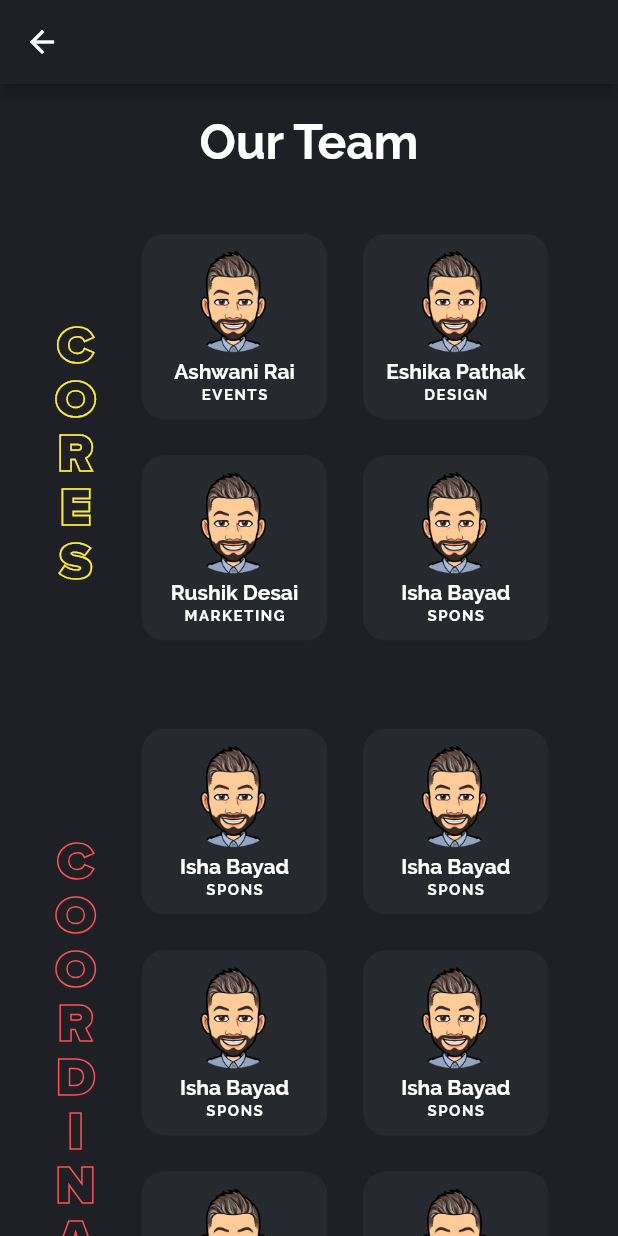
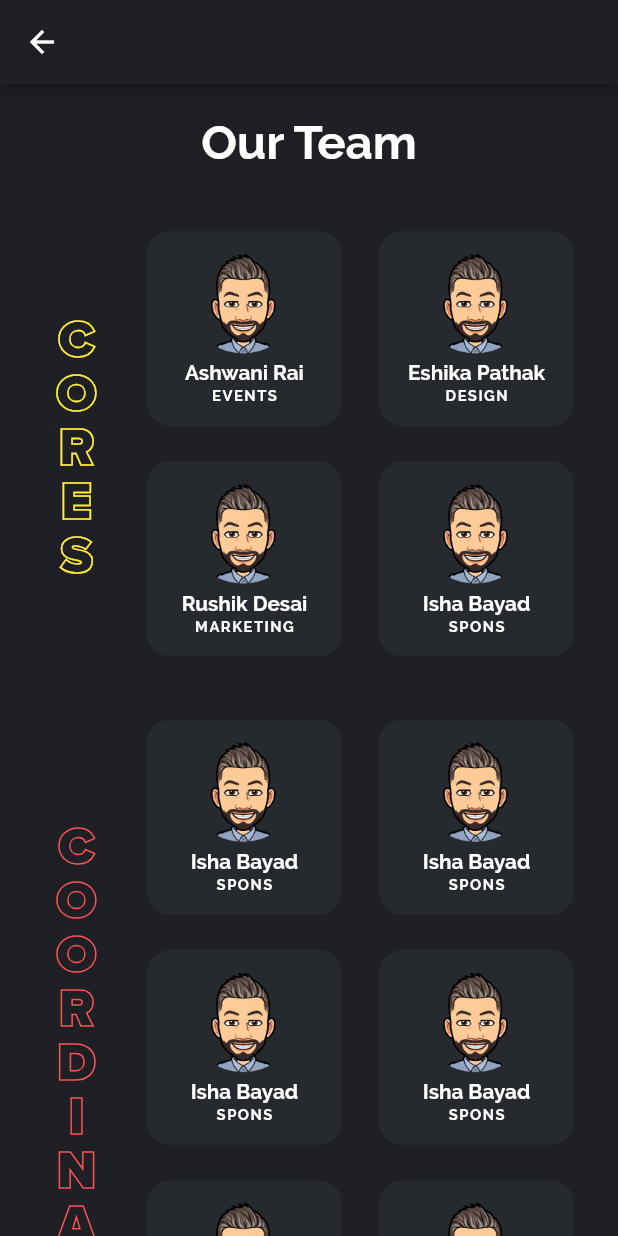
Before and after one commit to GautamV234/Blithchron, a Flutter app: the OurTeamScreen screen opened by its route, on a phone screen of 412 x 824 dp. Run offline on Flutter 3.47's test engine with Material 2 defaults, Android fonts, the phone set to English and light mode, and no system bars.

Commit message:
EventsScreen+Responsive(EventsScreen_OurTeamsScreen)

```diff
--- /dev/null
+++ b/lib/Model/EventsModel.dart
@@ -0,0 +1,14 @@
+import 'package:flutter/material.dart';
+
+class EventsModel {
+  final String eventName;
+  final String eventRuleBook;
+  final String eventRegister;
+  final String eventImage;
+  EventsModel({
+    @required this.eventName,
+    @required this.eventRuleBook,
+    @required this.eventRegister,
+    @required this.eventImage,
+  });
+}
--- /dev/null
+++ b/lib/Providers/EventsScreenProvider.dart
@@ -0,0 +1,58 @@
+import 'package:flutter/material.dart';
+import 'package:Blith1/Model/EventsModel.dart';
+
+class EventsProvider with ChangeNotifier {
+  final List<EventsModel> _eventsList = [
+    EventsModel(
+      eventName: 'Quizzitch',
+      eventImage: 'None',
+      eventRegister: 'None',
+      eventRuleBook: 'None',
+    ),
+    EventsModel(
+      eventName: 'Skirmish',
+      eventImage: 'None',
+      eventRegister: 'None',
+      eventRuleBook: 'None',
+    ),
+    EventsModel(
+      eventName: 'BlithPD',
+      eventImage: 'None',
+      eventRegister: 'None',
+      eventRuleBook: 'None',
+    ),
+    EventsModel(
+      eventName: 'ExaggeratAD',
+      eventImage: 'None',
+      eventRegister: 'None',
+      eventRuleBook: 'None',
+    ),
+    EventsModel(
+      eventName: 'Mezkala',
+      eventImage: 'None',
+      eventRegister: 'None',
+      eventRuleBook: 'None',
+    ),
+    EventsModel(
+      eventName: 'Reverb',
+      eventImage: 'None',
+      eventRegister: 'None',
+      eventRuleBook: 'None',
+    ),
+    EventsModel(
+      eventName: 'Unkahi',
+      eventImage: 'None',
+      eventRegister: 'None',
+      eventRuleBook: 'None',
+    ),
+    EventsModel(
+      eventName: 'LenzLaw',
+      eventImage: 'None',
+      eventRegister: 'None',
+      eventRuleBook: 'None',
+    ),
+  ];
+  List<EventsModel> get eventsList {
+    return [..._eventsList];
+  }
+}
--- a/lib/Screens/HomeScreen.dart
+++ b/lib/Screens/HomeScreen.dart
@@ -6,6 +6,7 @@
 import '../Screens/SponsorsScreen.dart';
 import '../Screens/ContactUsScreen.dart';
 import 'OurTeamScreen.dart';
+import 'package:Blith1/Screens/EventsScreen.dart';
 
 class HomeScreen extends StatelessWidget {
   // change the colors to match the gradients in the text
@@ -34,7 +35,7 @@
       {
         'name': 'Events',
         'color': [Color(0xff9a68f8), Color(0xff8a48fd), Color(0xff7320fe)],
-        'route': 'None',
+        'route': EventsScreen.routeName,
       },
       {
         'name': 'Sponsors',
--- a/lib/Screens/OurTeamScreen.dart
+++ b/lib/Screens/OurTeamScreen.dart
@@ -86,6 +86,7 @@
       _screenHeight = data.size.width;
       _screenWidth = data.size.height;
     }
+
     return Scaffold(
       backgroundColor: Color(0xff1e2025),
       appBar: AppBar(
@@ -97,21 +98,21 @@
             child: Column(
               children: [
                 SizedBox(
-                  height: 20, // Change
+                  height: _screenHeight * 0.0239, // Change
                 ),
                 Text(
                   'Our Team',
                   style: TextStyle(
                     color: Colors.white,
-                    fontSize: 32, // Change
+                    fontSize: _screenHeight * 0.0383, // Change
                   ),
                 ),
                 SizedBox(
-                  height: 40, // Change
+                  height: _screenHeight * 0.0479, // Change
                 ),
                 SafeArea(
                   child: Container(
-                    height: 300, // Change
+                    height: _screenHeight * 0.3593, // Change
                     width: _screenWidth * 0.9, // Change
                     alignment: Alignment.centerLeft,
                     child: Row(
@@ -119,15 +120,15 @@
                       crossAxisAlignment: CrossAxisAlignment.center,
                       children: [
                         Padding(
-                          padding:
-                              EdgeInsets.fromLTRB(16.0, 0, 16.0, 0), // Change
+                          padding: EdgeInsets.fromLTRB(_screenWidth * 0.0407, 0,
+                              _screenWidth * 0.0407, 0), // Change
                           child: Container(
-                            width: 40,
+                            width: _screenWidth * 0.10185,
                             alignment: Alignment.centerLeft,
                             child: Text(
                               'C\nO\nR\nE\nS',
                               style: TextStyle(
-                                fontSize: 36,
+                                fontSize: _screenHeight * 0.0431,
                                 fontFamily: 'ProximaNova',
                                 foreground: Paint()
                                   ..style = PaintingStyle.stroke
@@ -140,18 +141,20 @@
                         ),
                         Container(
                           // height: 400, // Change
-                          width: 275, // Change
+                          width: _screenWidth * 0.70028, // Change
                           child: GridView.builder(
                             physics: new NeverScrollableScrollPhysics(),
                             gridDelegate:
                                 SliverGridDelegateWithMaxCrossAxisExtent(
                               // maxCrossAxisExtent: _screenWidth * 0.5092,
-                              maxCrossAxisExtent: 225, // Change
+                              maxCrossAxisExtent:
+                                  _screenWidth * 0.5729, // Change
                               childAspectRatio: 1,
                               // crossAxisSpacing: _screenWidth * 0.0127,
                               // mainAxisSpacing: _screenHeight * 0.00958,
-                              crossAxisSpacing: 20, // Change
-                              mainAxisSpacing: 20,
+                              crossAxisSpacing:
+                                  _screenWidth * 0.05092, // Change
+                              mainAxisSpacing: _screenHeight * 0.02395,
                             ),
                             itemCount: coreList.length,
                             itemBuilder: (ctx, i) => OurTeamItem(
@@ -166,11 +169,11 @@
                   ),
                 ),
                 SizedBox(
-                  height: 30,
+                  height: _screenHeight * 0.0359,
                 ),
                 SafeArea(
                   child: Container(
-                    height: 580,
+                    height: _screenHeight * 0.6946,
                     width: _screenWidth * 0.9,
                     alignment: Alignment.centerLeft,
                     child: Row(
@@ -178,14 +181,15 @@
                       crossAxisAlignment: CrossAxisAlignment.center,
                       children: [
                         Padding(
-                          padding: EdgeInsets.fromLTRB(16.0, 0, 16.0, 0),
+                          padding: EdgeInsets.fromLTRB(_screenWidth * 0.0407, 0,
+                              _screenWidth * 0.0407, 0),
                           child: Container(
-                            width: 40,
+                            width: _screenWidth * 0.10185,
                             alignment: Alignment.centerLeft,
                             child: Text(
                               'C\nO\nO\nR\nD\nI\nN\nA\nT\nO\nR\nS',
                               style: TextStyle(
-                                fontSize: 36,
+                                fontSize: _screenHeight * 0.04311,
                                 fontFamily: 'ProximaNova',
                                 foreground: Paint()
                                   ..style = PaintingStyle.stroke
@@ -198,18 +202,20 @@
                         ),
                         Container(
                           // height: 400, // Change
-                          width: 275, // Change
+                          width: _screenWidth * 0.70028, // Change
                           child: GridView.builder(
                             physics: new NeverScrollableScrollPhysics(),
                             gridDelegate:
                                 SliverGridDelegateWithMaxCrossAxisExtent(
                               // maxCrossAxisExtent: _screenWidth * 0.5092,
-                              maxCrossAxisExtent: 225, // Change
+                              maxCrossAxisExtent:
+                                  _screenWidth * 0.57295, // Change
                               childAspectRatio: 1,
                               // crossAxisSpacing: _screenWidth * 0.0127,
                               // mainAxisSpacing: _screenHeight * 0.00958,
-                              crossAxisSpacing: 20,
-                              mainAxisSpacing: 20,
+                              crossAxisSpacing:
+                                  _screenWidth * 0.05092, // Change
+                              mainAxisSpacing: _screenHeight * 0.02395,
                             ),
                             itemCount: coordinatorsList.length,
                             itemBuilder: (ctx, i) => OurTeamItem(
@@ -224,7 +230,7 @@
                   ),
                 ),
                 SizedBox(
-                  height: 20,
+                  height: _screenHeight * 0.0239,
                 ),
               ],
             ),
--- a/lib/Widgets/OurTeamItem.dart
+++ b/lib/Widgets/OurTeamItem.dart
@@ -13,9 +13,26 @@
   });
   @override
   Widget build(BuildContext context) {
+    final data = MediaQuery.of(context);
+    // print(data.size);
+
+    double _screenHeight;
+    double _screenWidth;
+
+    if (data.orientation == Orientation.portrait) {
+      _screenHeight = data.size.height;
+      _screenWidth = data.size.width;
+    } else {
+      _screenHeight = data.size.width;
+      _screenWidth = data.size.height;
+    }
     return SafeArea(
       child: Padding(
-        padding: EdgeInsets.all(2.0),
+        padding: EdgeInsets.fromLTRB(
+            _screenWidth * 0.00509,
+            _screenHeight * 0.00239,
+            _screenWidth * 0.00509,
+            _screenHeight * 0.00239),
         child: Container(
           // height: 40, // Unable to set the size of item from here
           // width: 20,
@@ -29,8 +46,8 @@
             mainAxisAlignment: MainAxisAlignment.center,
             children: [
               Container(
-                height: 70, // Change
-                width: 70,
+                height: _screenHeight * 0.0838, // Change
+                width: _screenWidth * 0.17825,
                 child: ClipRRect(
                   borderRadius: BorderRadius.circular(300.0),
                   child: Image.asset(
@@ -39,23 +56,23 @@
                 ),
               ),
               Padding(
-                padding: EdgeInsets.fromLTRB(0, 4.0, 0, 0),
+                padding: EdgeInsets.fromLTRB(0, _screenHeight * 0.00479, 0, 0),
                 child: Text(
                   name,
                   style: TextStyle(
                     color: Colors.white,
-                    fontSize: 14, // Change
+                    fontSize: _screenHeight * 0.01676, // Change
                   ),
                 ),
               ),
               SizedBox(
-                height: 2, // Change
+                height: _screenHeight * 0.00239, // Change
               ),
               Text(
                 department,
                 style: TextStyle(
                   color: Colors.white,
-                  fontSize: 10, // Change
+                  fontSize: _screenHeight * 0.01197, // Change
                   letterSpacing: 1, // Change
                 ),
               ),
--- a/lib/main.dart
+++ b/lib/main.dart
@@ -6,6 +6,8 @@
 import './Screens/SponsorsScreen.dart';
 import './Screens/ContactUsScreen.dart';
 import 'Screens/OurTeamScreen.dart';
+import 'Screens/EventsScreen.dart';
+import 'package:Blith1/Providers/EventsScreenProvider.dart';
 
 void main() {
   runApp(MyApp());
@@ -23,6 +25,7 @@
         ChangeNotifierProvider.value(
           value: SponsorDataProvider(),
         ),
+        ChangeNotifierProvider.value(value: EventsProvider()),
       ],
       child: MaterialApp(
         debugShowCheckedModeBanner: false,
@@ -36,6 +39,7 @@
           SponsorsScreen.routeName: (ctx) => SponsorsScreen(),
           ContactUsScreen.routeName: (ctx) => ContactUsScreen(),
           OurTeamScreen.routeName: (ctx) => OurTeamScreen(),
+          EventsScreen.routeName: (ctx) => EventsScreen(),
         },
       ),
     );
```
Also changed, not shown: lib/Screens/EventsScreen.dart (added, +87 -0 lines), lib/Widgets/EventsItem.dart (added, +112 -0 lines).
